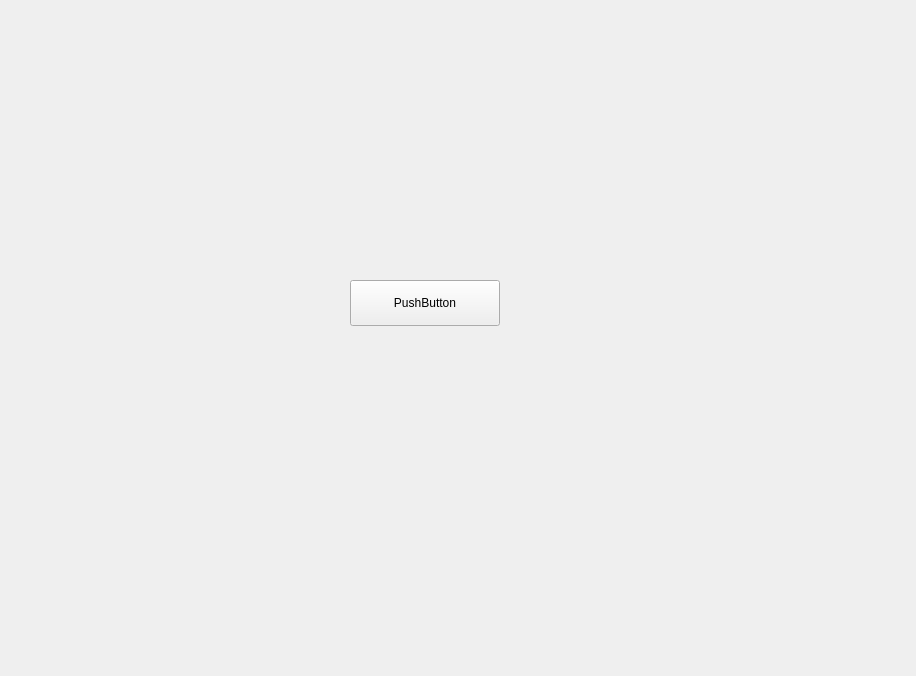
NifTK/NifTK, file Code/Gui/MITK/Plugins/uk.ac.ucl.cmic.igisurfacerecon/src/internal/SurfaceReconViewWidget.ui: the form before one commit.
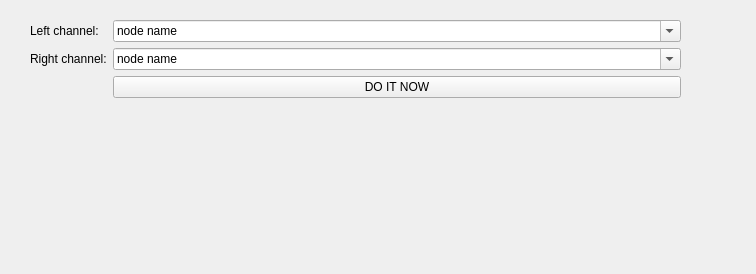
The form after the commit.

Commit message: Bug #2235: populate ui combobox with node names.

The edit to the form file:
```diff
--- a/Code/Gui/MITK/Plugins/uk.ac.ucl.cmic.igisurfacerecon/src/internal/SurfaceReconViewWidget.ui
+++ b/Code/Gui/MITK/Plugins/uk.ac.ucl.cmic.igisurfacerecon/src/internal/SurfaceReconViewWidget.ui
@@ -6,25 +6,78 @@
    <rect>
     <x>0</x>
     <y>0</y>
-    <width>916</width>
-    <height>676</height>
+    <width>756</width>
+    <height>274</height>
    </rect>
   </property>
   <property name="windowTitle">
    <string>Form</string>
   </property>
-  <widget class="QPushButton" name="pushButton">
+  <widget class="QWidget" name="formLayoutWidget">
    <property name="geometry">
     <rect>
-     <x>350</x>
-     <y>280</y>
-     <width>150</width>
-     <height>46</height>
+     <x>30</x>
+     <y>20</y>
+     <width>651</width>
+     <height>181</height>
     </rect>
    </property>
-   <property name="text">
-    <string>PushButton</string>
-   </property>
+   <layout class="QFormLayout" name="formLayout">
+    <property name="sizeConstraint">
+     <enum>QLayout::SetMinimumSize</enum>
+    </property>
+    <property name="fieldGrowthPolicy">
+     <enum>QFormLayout::AllNonFixedFieldsGrow</enum>
+    </property>
+    <item row="0" column="0">
+     <widget class="QLabel" name="label">
+      <property name="text">
+       <string>Left channel:</string>
+      </property>
+     </widget>
+    </item>
+    <item row="0" column="1">
+     <widget class="QComboBox" name="LeftChannelNodeNameComboBox">
+      <property name="editable">
+       <bool>true</bool>
+      </property>
+      <item>
+       <property name="text">
+        <string notr="true">node name</string>
+       </property>
+      </item>
+     </widget>
+    </item>
+    <item row="1" column="0">
+     <widget class="QLabel" name="label_2">
+      <property name="text">
+       <string>Right channel:</string>
+      </property>
+     </widget>
+    </item>
+    <item row="1" column="1">
+     <widget class="QComboBox" name="RightChannelNodeNameComboBox">
+      <property name="editable">
+       <bool>true</bool>
+      </property>
+      <property name="insertPolicy">
+       <enum>QComboBox::NoInsert</enum>
+      </property>
+      <item>
+       <property name="text">
+        <string notr="true">node name</string>
+       </property>
+      </item>
+     </widget>
+    </item>
+    <item row="2" column="1">
+     <widget class="QPushButton" name="DoItButton">
+      <property name="text">
+       <string>DO IT NOW</string>
+      </property>
+     </widget>
+    </item>
+   </layout>
   </widget>
  </widget>
  <resources/>
```
The commit also changes 1 other file.
